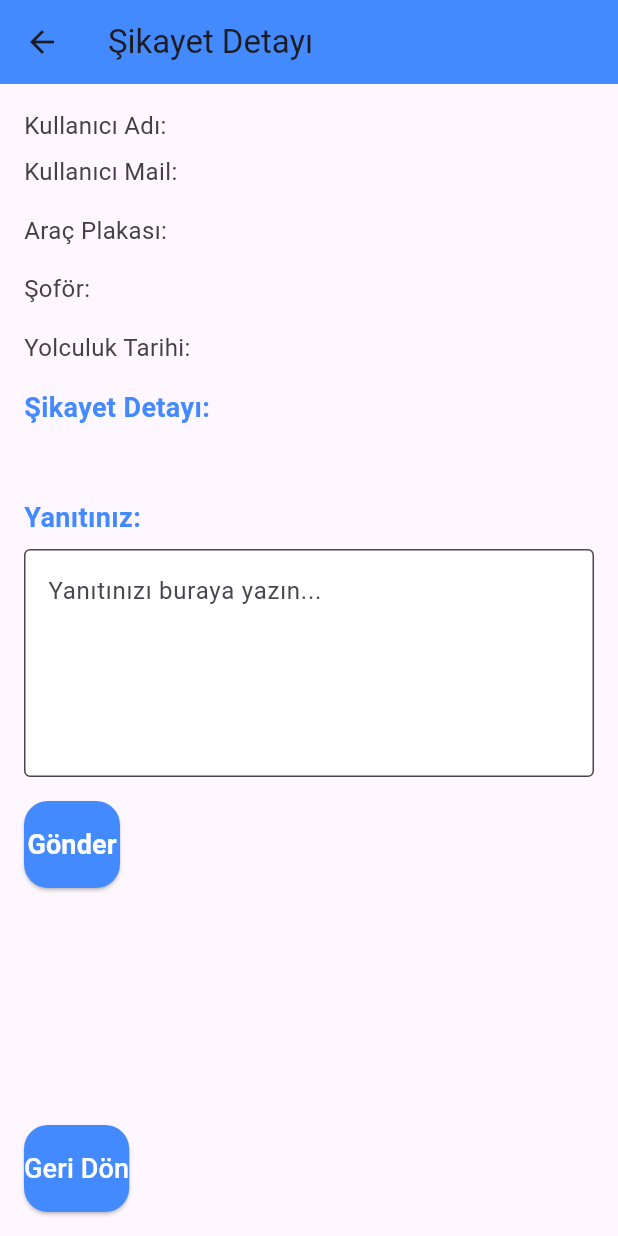
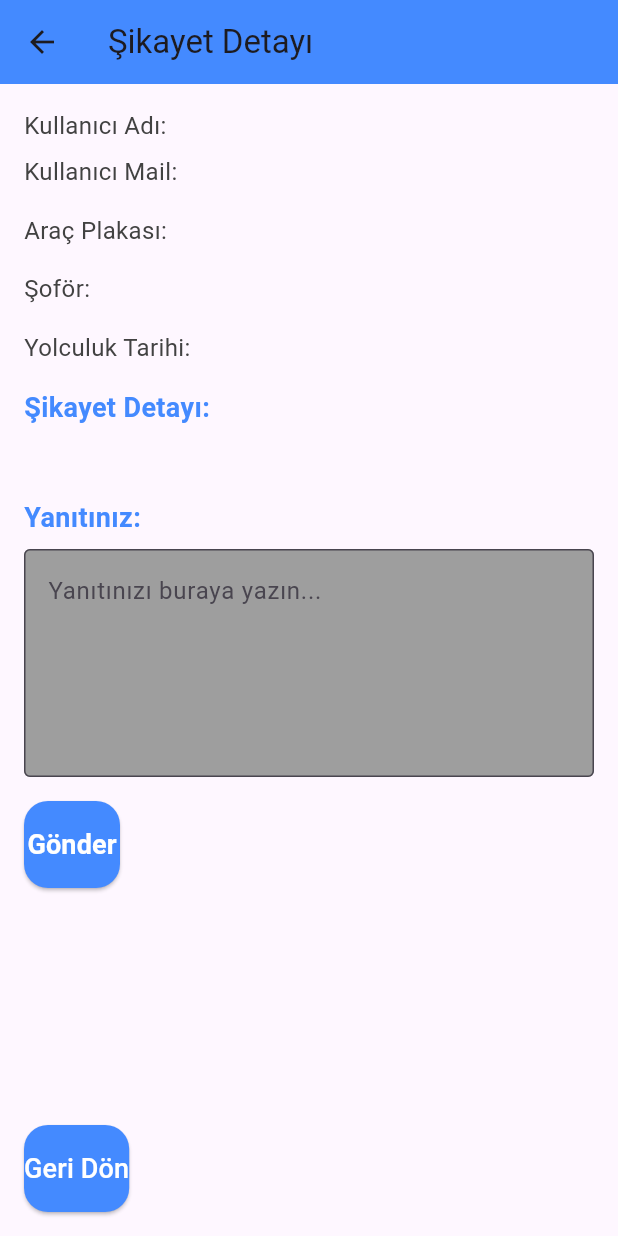
Before and after one commit to FurkanOznamli/sikayet_app, a Flutter app: the SikayetDetaySayfasi screen opened directly with empty values, on a phone screen of 412 x 824 dp. Run offline on Flutter 3.47's test engine with Material 3 defaults, Android fonts, the phone set to English and light mode, and no system bars; our stand-ins replace cloud_firestore, firebase_auth, firebase_core; accounts and stored records are empty.

```diff
--- a/lib/admin_ana_sayfa.dart
+++ b/lib/admin_ana_sayfa.dart
@@ -308,7 +308,7 @@ class _SikayetDetaySayfasiState extends State<SikayetDetaySayfasi> {
                   hintText: 'Yanıtınızı buraya yazın...',
                   border: OutlineInputBorder(),
                   filled: true,
-                  fillColor: Colors.white,
+                  fillColor: Colors.grey,
                 ),
               ),
               SizedBox(height: 16),
```
Also changed, not shown: 1 other file.
